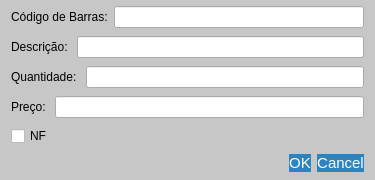
GabR36/QEstoqueLoja, file alterarproduto.ui: the form before one commit.
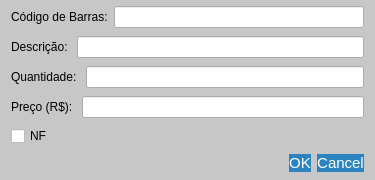
The form after the commit.

```diff
--- a/alterarproduto.ui
+++ b/alterarproduto.ui
@@ -135,7 +135,7 @@
      <item>
       <widget class="QLabel" name="label_4">
        <property name="text">
-        <string>Preço: </string>
+        <string>Preço (R$): </string>
        </property>
       </widget>
      </item>
```
